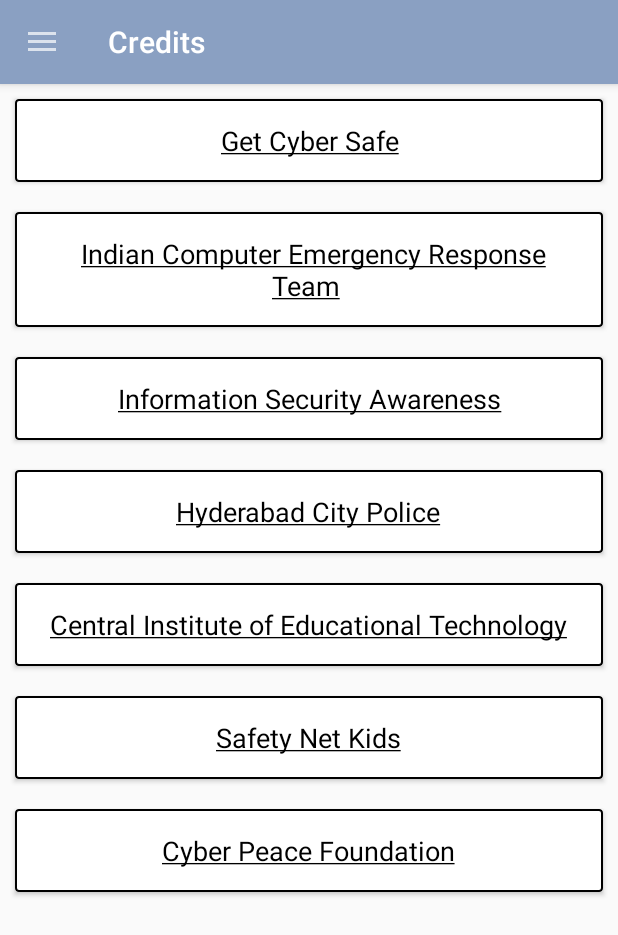
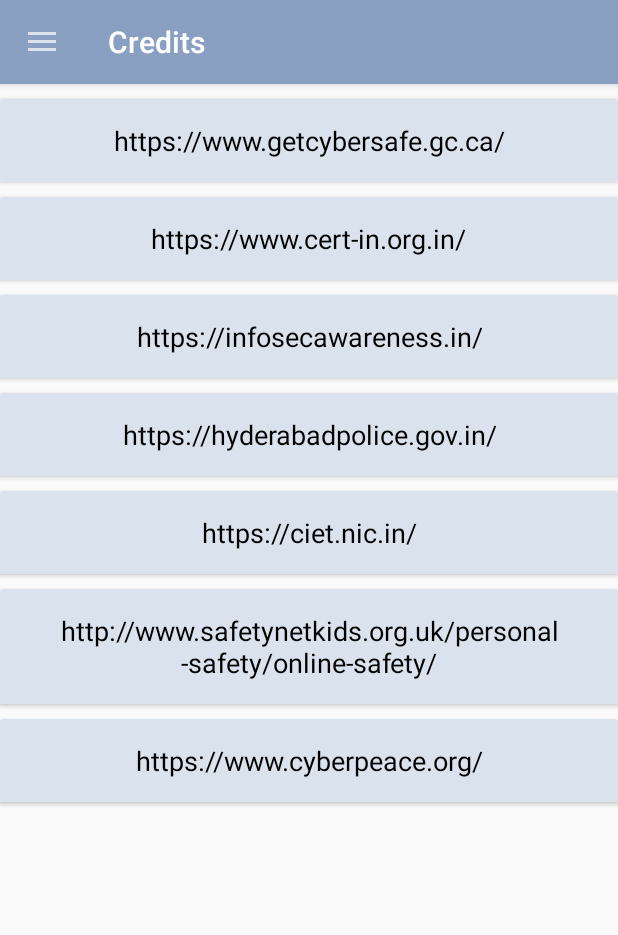
Before and after one commit to Pranavjain23/CyberSecurity, an Android app: the screen it shows after launch (MainActivity), in the side drawer, after a tap on "Credits", on a phone screen of 412 x 824 dp. Shown: the top 935 px of the screen. Run offline under Robolectric (Android 15) with nearby library versions, the phone set to English and light mode, and no system bars.

Commit message:
credit string linkedlink

```diff
--- a/app/src/main/res/layout/fragment_credits.xml
+++ b/app/src/main/res/layout/fragment_credits.xml
@@ -15,14 +15,14 @@
     android:id="@+id/card1"
     android:layout_width="match_parent"
     android:layout_height="wrap_content"
-    android:layout_margin="10dp"
+    android:layout_marginTop="10dp"
     >
 
     <RelativeLayout
         android:layout_width="match_parent"
         android:layout_height="match_parent"
         android:padding="15dp"
-        android:background="@drawable/border_box"
+        android:background="@color/lightBlue"
         >
 
         <TextView
@@ -44,14 +44,14 @@
         android:layout_width="match_parent"
         android:layout_height="wrap_content"
         android:layout_below="@id/card1"
-        android:layout_margin="10dp"
+        android:layout_marginTop="10dp"
         >
 
         <RelativeLayout
             android:layout_width="match_parent"
             android:layout_height="match_parent"
             android:padding="15dp"
-            android:background="@drawable/border_box">
+            android:background="@color/lightBlue">
 
             <TextView
                 android:id="@+id/linking2"
@@ -70,14 +70,14 @@
              android:layout_width="match_parent"
              android:layout_height="wrap_content"
              android:layout_below="@id/card2"
-             android:layout_margin="10dp"
+             android:layout_marginTop="10dp"
              >
 
              <RelativeLayout
                  android:layout_width="match_parent"
                  android:layout_height="match_parent"
                  android:padding="15dp"
-                 android:background="@drawable/border_box">
+                 android:background="@color/lightBlue">
 
                  <TextView
                      android:id="@+id/linking3"
@@ -97,14 +97,14 @@
              android:layout_width="match_parent"
              android:layout_height="wrap_content"
              android:layout_below="@id/card3"
-             android:layout_margin="10dp"
+             android:layout_marginTop="10dp"
              >
 
              <RelativeLayout
                  android:layout_width="match_parent"
                  android:layout_height="match_parent"
                  android:padding="15dp"
-                 android:background="@drawable/border_box">
+                 android:background="@color/lightBlue">
 
                  <TextView
                      android:id="@+id/linking4"
@@ -125,14 +125,14 @@
              android:layout_width="match_parent"
              android:layout_height="wrap_content"
              android:layout_below="@id/card4"
-             android:layout_margin="10dp"
+             android:layout_marginTop="10dp"
              >
 
              <RelativeLayout
                  android:layout_width="match_parent"
                  android:layout_height="match_parent"
                  android:padding="15dp"
-                 android:background="@drawable/border_box">
+                 android:background="@color/lightBlue">
 
                  <TextView
                      android:id="@+id/linking5"
@@ -153,14 +153,14 @@
              android:layout_width="match_parent"
              android:layout_height="wrap_content"
              android:layout_below="@id/card5"
-             android:layout_margin="10dp"
+             android:layout_marginTop="10dp"
              >
 
              <RelativeLayout
                  android:layout_width="match_parent"
                  android:layout_height="match_parent"
                  android:padding="15dp"
-                 android:background="@drawable/border_box">
+                 android:background="@color/lightBlue">
 
                  <TextView
                      android:id="@+id/linking6"
@@ -181,8 +181,6 @@
              android:layout_height="wrap_content"
              android:layout_below="@id/card6"
              android:layout_marginTop="10dp"
-             android:layout_marginRight="10dp"
-             android:layout_marginLeft="10dp"
              android:layout_marginBottom="80dp"
              >
 
@@ -190,7 +188,7 @@
                  android:layout_width="match_parent"
                  android:layout_height="match_parent"
                  android:padding="15dp"
-                 android:background="@drawable/border_box">
+                 android:background="@color/lightBlue">
 
                  <TextView
                      android:id="@+id/linking7"
--- a/app/src/main/res/layout/fragment_security_check.xml
+++ b/app/src/main/res/layout/fragment_security_check.xml
@@ -60,6 +60,7 @@
                     android:layout_height="wrap_content"
                     android:layout_marginLeft="30dp"
                     android:layout_marginRight="30dp"
+                    android:textAlignment="center"
                     android:layout_below="@+id/heading1"
                     android:textColor="@color/blue"
                     android:text="@string/q1"
@@ -133,6 +134,7 @@
                     android:layout_height="wrap_content"
                     android:layout_marginLeft="30dp"
                     android:layout_marginRight="30dp"
+                    android:textAlignment="center"
                     android:textColor="@color/blue"
                     android:text="@string/q2"
                     android:textSize="18sp" />
@@ -214,6 +216,7 @@
                     android:layout_marginLeft="30dp"
                     android:layout_marginRight="30dp"
                     android:textColor="@color/blue"
+                    android:textAlignment="center"
                     android:text="@string/q3"
                     android:textSize="18sp" />
 
@@ -280,6 +283,7 @@
                     android:layout_marginLeft="30dp"
                     android:layout_marginRight="30dp"
                     android:textColor="@color/blue"
+                    android:textAlignment="center"
                     android:text="@string/q4"
                     android:textSize="18sp" />
 
@@ -348,6 +352,7 @@
                     android:layout_marginLeft="30dp"
                     android:textColor="@color/blue"
                     android:layout_marginRight="30dp"
+                    android:textAlignment="center"
                     android:text="@string/q5"
                     android:textSize="18sp" />
 
--- a/app/src/main/res/layout/fragment_videos_and_webinar.xml
+++ b/app/src/main/res/layout/fragment_videos_and_webinar.xml
@@ -17,7 +17,7 @@
         android:textColor="@color/lightBlue"
         android:textSize="20dp"
         android:layout_marginRight="10dp"
-        android:text="Learn more about Cyber Security from our very own experts. Click below to directly go to our specialized palylist."/>
+        android:text="@string/video"/>
 
     <androidx.cardview.widget.CardView
         android:id="@+id/cardPlaylist"
--- a/app/src/main/res/layout/recycler_preventive_tip_single_row.xml
+++ b/app/src/main/res/layout/recycler_preventive_tip_single_row.xml
@@ -17,7 +17,7 @@
             android:layout_width="match_parent"
             android:layout_height="wrap_content"
             android:text="Preventive tips"
-            android:textColor="@color/blue"
+            android:textColor="@color/black"
             android:textSize="16sp"
             android:background="@drawable/preventive_tips_background"
             android:textAlignment="center"
--- a/app/src/main/res/values/strings.xml
+++ b/app/src/main/res/values/strings.xml
@@ -26,25 +26,25 @@
         <a href="https://cybercrime.gov.in/Default.aspx">Click here to proceed </a>
     </string>
     <string name="getcybersafe">
-               <a href="https://www.getcybersafe.gc.ca/">Get Cyber Safe</a>
+               https://www.getcybersafe.gc.ca/
     </string>
     <string name="icert">
-               <a href="https://www.cert-in.org.in/">Indian Computer Emergency Response Team</a>
+        https://www.cert-in.org.in/
     </string>
     <string name="isa">
-               <a href="https://infosecawareness.in/">Information Security Awareness</a>
+               https://infosecawareness.in/
     </string>
     <string name="hyderabad">
-               <a href="https://hyderabadpolice.gov.in/">Hyderabad City Police</a>
+               https://hyderabadpolice.gov.in/
     </string>
     <string name="safetyNetkids">
-               <a href="http://www.safetynetkids.org.uk/personal-safety/online-safety/">Safety Net Kids</a>
+               http://www.safetynetkids.org.uk/personal-safety/online-safety/
     </string>
     <string name="cyberpeacefoundation">
-               <a href="https://www.cyberpeace.org/">Cyber Peace Foundation</a>
+               https://www.cyberpeace.org/
     </string>
     <string name="ciet">
-               <a href="https://ciet.nic.in/">Central Institute of Educational Technology</a>
+               https://ciet.nic.in/
     </string>
 
 
@@ -90,8 +90,8 @@
     <string name="welcome_users">Welcome Users !</string>
     <string name="about_the_developers">About the Developers</string>
     <string name="pranav_jainname">PRANAV JAIN</string>
-    <string name="pranav_email">Jaincoolpranav@gmail.com</string>
-    <string name="pranav_phoneno"><a href="">Send Feedback </a></string>
+    <string name="pranav_email">jaincoolpranav@gmail.com</string>
+    <string name="pranav_phoneno"><a href="https://www.linkedin.com/in/pranav-jain-9414a71a0">Send Feedback </a></string>
     <string name="bhoomika_garg">BHOOMIKA GARG</string>
     <string name="bhoomika_email">bhoomika.garg.9@gmail.com</string>
     <string name="bhoomika_phoneno"><a href="https://www.linkedin.com/in/bhoomikagarg">Send Feedback </a></string>
@@ -230,8 +230,9 @@
     <string name="q5">Do you share your personal/bank details with the caller even if he seems genuine?</string>
     <string name="submit">Submit</string>
 
-    <string name="video">Learn more about Cyber Security from our very own experts. Click below to directly go to our specialized playlist.</string>
+
     <string name="contributor">Language Contributor</string>
     <string name="aboutApp1">CSAO is an initiative to make the citizens cyber secure under the ages of Digital India Initiative started by the Government of India. Our mission is to aware, guide and educate each individual about cyber frauds that are taking place around them and provide them a piece of advice from renowned cyber experts on the expert panel.
 CSAO is a brain child of Ms. Chandni Agarwal, senior IT faculty at Maharaja Agrasen Model School. She has taken this initiative to make cyber secure society to aware all and solve the problems related to Cyber World.</string>
+    <string name="video">Learn more about Cyber Security from our very own experts. Click below to directly go to our specialized playlist.</string>
 </resources>
```
